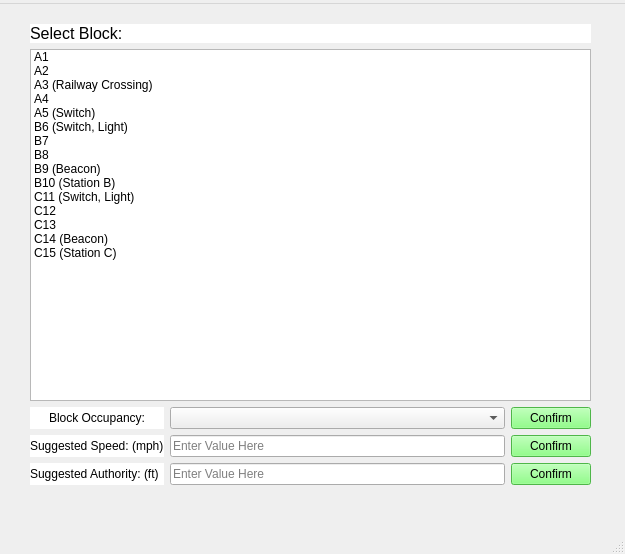
Before: the Qt Designer form Track/WaysideController/wayside_controller_testbench.ui in connor-marsh/ECE1140ChooChoo, drawn with Qt 5.
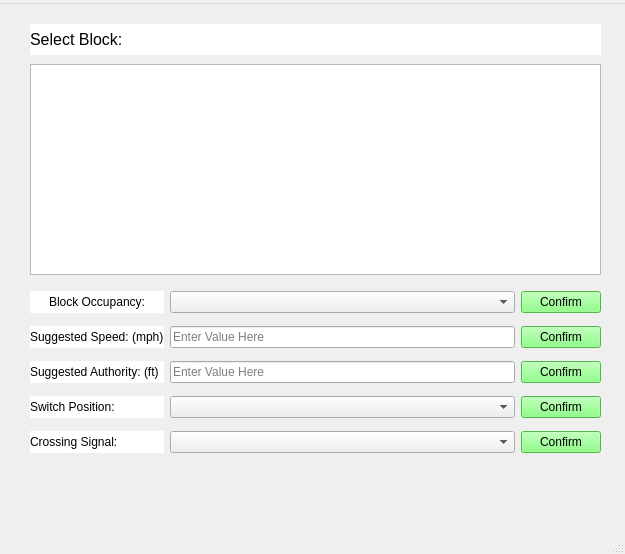
After: the same form once the commit is applied.

Commit message: Changed testbench ui files, but did not export

What changed in the file:
```diff
--- a/Track/WaysideController/wayside_controller_testbench.ui
+++ b/Track/WaysideController/wayside_controller_testbench.ui
@@ -15,227 +15,219 @@
    <string>MainWindow</string>
   </property>
   <widget class="QWidget" name="centralwidget">
-   <widget class="QWidget" name="gridLayoutWidget">
+   <widget class="QWidget" name="">
     <property name="geometry">
      <rect>
       <x>30</x>
-      <y>20</y>
-      <width>561</width>
-      <height>461</height>
+      <y>280</y>
+      <width>571</width>
+      <height>179</height>
      </rect>
     </property>
-    <layout class="QGridLayout" name="gridLayout">
+    <layout class="QGridLayout" name="gridLayout_2">
+     <item row="2" column="1">
+      <widget class="QLineEdit" name="suggested_authority_line_edit">
+       <property name="placeholderText">
+        <string>Enter Value Here</string>
+       </property>
+      </widget>
+     </item>
      <item row="1" column="0">
-      <widget class="QListWidget" name="select_block_list">
-       <property name="verticalScrollBarPolicy">
-        <enum>Qt::ScrollBarAsNeeded</enum>
+      <widget class="QLabel" name="suggested_speed_label">
+       <property name="styleSheet">
+        <string notr="true">background-color: rgb(255, 255, 255);</string>
        </property>
-       <item>
-        <property name="text">
-         <string>A1</string>
-        </property>
-       </item>
-       <item>
-        <property name="text">
-         <string>A2</string>
-        </property>
-       </item>
-       <item>
-        <property name="text">
-         <string>A3 (Railway Crossing)</string>
-        </property>
-       </item>
-       <item>
-        <property name="text">
-         <string>A4</string>
-        </property>
-       </item>
-       <item>
-        <property name="text">
-         <string>A5 (Switch)</string>
-        </property>
-       </item>
-       <item>
-        <property name="text">
-         <string>B6 (Switch, Light)</string>
-        </property>
-       </item>
-       <item>
-        <property name="text">
-         <string>B7</string>
-        </property>
-       </item>
-       <item>
-        <property name="text">
-         <string>B8</string>
-        </property>
-       </item>
-       <item>
-        <property name="text">
-         <string>B9 (Beacon)</string>
-        </property>
-       </item>
-       <item>
-        <property name="text">
-         <string>B10 (Station B)</string>
-        </property>
-       </item>
-       <item>
-        <property name="text">
-         <string>C11 (Switch, Light)</string>
-        </property>
-       </item>
-       <item>
-        <property name="text">
-         <string>C12</string>
-        </property>
-       </item>
-       <item>
-        <property name="text">
-         <string>C13</string>
-        </property>
-       </item>
-       <item>
-        <property name="text">
-         <string>C14 (Beacon)</string>
-        </property>
-       </item>
-       <item>
-        <property name="text">
-         <string>C15 (Station C)</string>
-        </property>
-       </item>
+       <property name="text">
+        <string>Suggested Speed: (mph)</string>
+       </property>
       </widget>
      </item>
-     <item row="0" column="0">
-      <widget class="QLabel" name="select_block_label">
-       <property name="font">
-        <font>
-         <pointsize>12</pointsize>
-        </font>
+     <item row="3" column="0">
+      <widget class="QLabel" name="switch_position_label">
+       <property name="styleSheet">
+        <string notr="true">background-color: rgb(255, 255, 255);</string>
        </property>
+       <property name="text">
+        <string>Switch Position:</string>
+       </property>
+      </widget>
+     </item>
+     <item row="0" column="2">
+      <widget class="QPushButton" name="block_occupancy_confirm_button">
        <property name="styleSheet">
-        <string notr="true">background-color: rgb(255, 255, 255);
-border-color: rgb(0, 0, 0);</string>
+        <string notr="true">background-color: rgb(110, 255, 102);</string>
        </property>
        <property name="text">
-        <string>Select Block:</string>
+        <string>Confirm</string>
+       </property>
+      </widget>
+     </item>
+     <item row="1" column="1">
+      <widget class="QLineEdit" name="suggested_speed_line_edit">
+       <property name="text">
+        <string/>
+       </property>
+       <property name="placeholderText">
+        <string>Enter Value Here</string>
+       </property>
+      </widget>
+     </item>
+     <item row="3" column="2">
+      <widget class="QPushButton" name="switch_position_confirm_button">
+       <property name="styleSheet">
+        <string notr="true">background-color: rgb(110, 255, 102);</string>
+       </property>
+       <property name="text">
+        <string>Confirm</string>
        </property>
       </widget>
      </item>
      <item row="2" column="0">
-      <layout class="QGridLayout" name="gridLayout_2">
-       <item row="0" column="1">
-        <widget class="QComboBox" name="block_occupancy_combo_box">
-         <property name="placeholderText">
-          <string>Select Value Here</string>
-         </property>
-         <item>
-          <property name="text">
-           <string>Unoccupied</string>
-          </property>
-         </item>
-         <item>
-          <property name="text">
-           <string>Occupied</string>
-          </property>
-         </item>
-         <item>
-          <property name="text">
-           <string>Maintenance</string>
-          </property>
-         </item>
-         <item>
-          <property name="text">
-           <string>Track Failure</string>
-          </property>
-         </item>
-        </widget>
+      <widget class="QLabel" name="suggested_authority_label">
+       <property name="styleSheet">
+        <string notr="true">background-color: rgb(255, 255, 255);</string>
+       </property>
+       <property name="text">
+        <string>Suggested Authority: (ft)</string>
+       </property>
+      </widget>
+     </item>
+     <item row="1" column="2">
+      <widget class="QPushButton" name="suggested_speed_confirm_button">
+       <property name="styleSheet">
+        <string notr="true">background-color: rgb(110, 255, 102);</string>
+       </property>
+       <property name="text">
+        <string>Confirm</string>
+       </property>
+      </widget>
+     </item>
+     <item row="2" column="2">
+      <widget class="QPushButton" name="suggested_authority_confirm_button">
+       <property name="styleSheet">
+        <string notr="true">background-color: rgb(110, 255, 102);</string>
+       </property>
+       <property name="text">
+        <string>Confirm</string>
+       </property>
+      </widget>
+     </item>
+     <item row="3" column="1">
+      <widget class="QComboBox" name="switch_position_combo_box">
+       <property name="placeholderText">
+        <string>Select Value Here</string>
+       </property>
+      </widget>
+     </item>
+     <item row="0" column="0">
+      <widget class="QLabel" name="block_occupancy_label">
+       <property name="styleSheet">
+        <string notr="true">background-color: rgb(255, 255, 255);</string>
+       </property>
+       <property name="text">
+        <string>Block Occupancy:</string>
+       </property>
+       <property name="alignment">
+        <set>Qt::AlignCenter</set>
+       </property>
+      </widget>
+     </item>
+     <item row="0" column="1">
+      <widget class="QComboBox" name="block_occupancy_combo_box">
+       <property name="placeholderText">
+        <string>Select Value Here</string>
+       </property>
+       <item>
+        <property name="text">
+         <string>Unoccupied</string>
+        </property>
        </item>
-       <item row="0" column="0">
-        <widget class="QLabel" name="block_occupancy_label">
-         <property name="styleSheet">
-          <string notr="true">background-color: rgb(255, 255, 255);</string>
-         </property>
-         <property name="text">
-          <string>Block Occupancy:</string>
-         </property>
-         <property name="alignment">
-          <set>Qt::AlignCenter</set>
-         </property>
-        </widget>
+       <item>
+        <property name="text">
+         <string>Occupied</string>
+        </property>
        </item>
-       <item row="1" column="0">
-        <widget class="QLabel" name="suggested_speed_label">
-         <property name="styleSheet">
-          <string notr="true">background-color: rgb(255, 255, 255);</string>
-         </property>
-         <property name="text">
-          <string>Suggested Speed: (mph)</string>
-         </property>
-        </widget>
+       <item>
+        <property name="text">
+         <string>Maintenance</string>
+        </property>
        </item>
-       <item row="1" column="2">
-        <widget class="QPushButton" name="suggested_speed_confirm_button">
-         <property name="styleSheet">
-          <string notr="true">background-color: rgb(110, 255, 102);</string>
-         </property>
-         <property name="text">
-          <string>Confirm</string>
-         </property>
-        </widget>
+      </widget>
+     </item>
+     <item row="4" column="0">
+      <widget class="QLabel" name="crossing_position_label">
+       <property name="styleSheet">
+        <string notr="true">background-color: rgb(255, 255, 255);</string>
+       </property>
+       <property name="text">
+        <string>Crossing Signal:</string>
+       </property>
+      </widget>
+     </item>
+     <item row="4" column="1">
+      <widget class="QComboBox" name="crossing_signal_combo_box">
+       <property name="placeholderText">
+        <string>Select Value Here</string>
+       </property>
+       <item>
+        <property name="text">
+         <string>Active</string>
+        </property>
        </item>
-       <item row="0" column="2">
-        <widget class="QPushButton" name="block_occupancy_confirm_button">
-         <property name="styleSheet">
-          <string notr="true">background-color: rgb(110, 255, 102);</string>
-         </property>
-         <property name="text">
-          <string>Confirm</string>
-         </property>
-        </widget>
+       <item>
+        <property name="text">
+         <string>Inactive</string>
+        </property>
        </item>
-       <item row="2" column="0">
-        <widget class="QLabel" name="suggested_authority_label">
-         <property name="styleSheet">
-          <string notr="true">background-color: rgb(255, 255, 255);</string>
-         </property>
-         <property name="text">
-          <string>Suggested Authority: (ft)</string>
-         </property>
-        </widget>
-       </item>
-       <item row="2" column="2">
-        <widget class="QPushButton" name="suggested_authority_confirm_button">
-         <property name="styleSheet">
-          <string notr="true">background-color: rgb(110, 255, 102);</string>
-         </property>
-         <property name="text">
-          <string>Confirm</string>
-         </property>
-        </widget>
-       </item>
-       <item row="2" column="1">
-        <widget class="QLineEdit" name="suggested_authority_line_edit">
-         <property name="placeholderText">
-          <string>Enter Value Here</string>
-         </property>
-        </widget>
-       </item>
-       <item row="1" column="1">
-        <widget class="QLineEdit" name="suggested_speed_line_edit">
-         <property name="text">
-          <string/>
-         </property>
-         <property name="placeholderText">
-          <string>Enter Value Here</string>
-         </property>
-        </widget>
-       </item>
-      </layout>
+      </widget>
+     </item>
+     <item row="4" column="2">
+      <widget class="QPushButton" name="crossing_signal_confirm_botton">
+       <property name="styleSheet">
+        <string notr="true">background-color: rgb(110, 255, 102);</string>
+       </property>
+       <property name="text">
+        <string>Confirm</string>
+       </property>
+      </widget>
      </item>
     </layout>
    </widget>
+   <widget class="QListWidget" name="select_block_list">
+    <property name="geometry">
+     <rect>
+      <x>30</x>
+      <y>60</y>
+      <width>571</width>
+      <height>211</height>
+     </rect>
+    </property>
+    <property name="verticalScrollBarPolicy">
+     <enum>Qt::ScrollBarAsNeeded</enum>
+    </property>
+   </widget>
+   <widget class="QLabel" name="select_block_label">
+    <property name="geometry">
+     <rect>
+      <x>30</x>
+      <y>20</y>
+      <width>571</width>
+      <height>31</height>
+     </rect>
+    </property>
+    <property name="font">
+     <font>
+      <pointsize>12</pointsize>
+     </font>
+    </property>
+    <property name="styleSheet">
+     <string notr="true">background-color: rgb(255, 255, 255);
+border-color: rgb(0, 0, 0);</string>
+    </property>
+    <property name="text">
+     <string>Select Block:</string>
+    </property>
+   </widget>
   </widget>
   <widget class="QMenuBar" name="menu_bar">
    <property name="geometry">
```
The commit also changes 1 other file.
